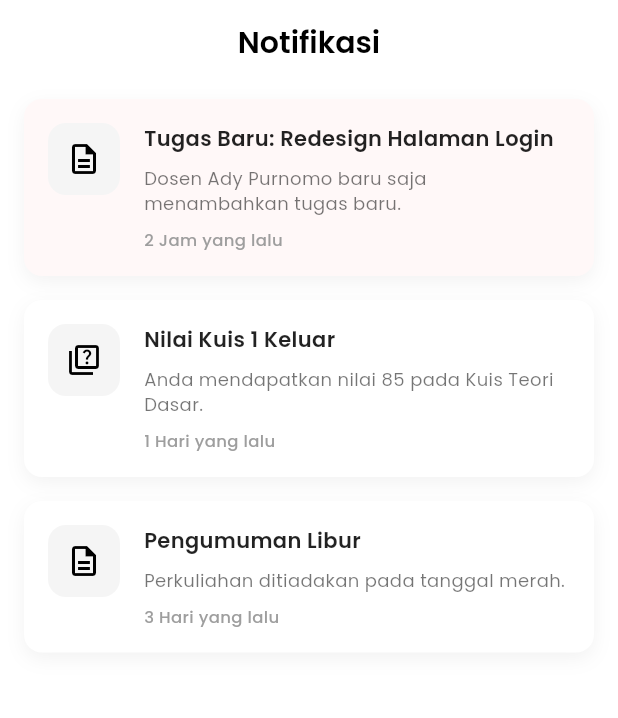
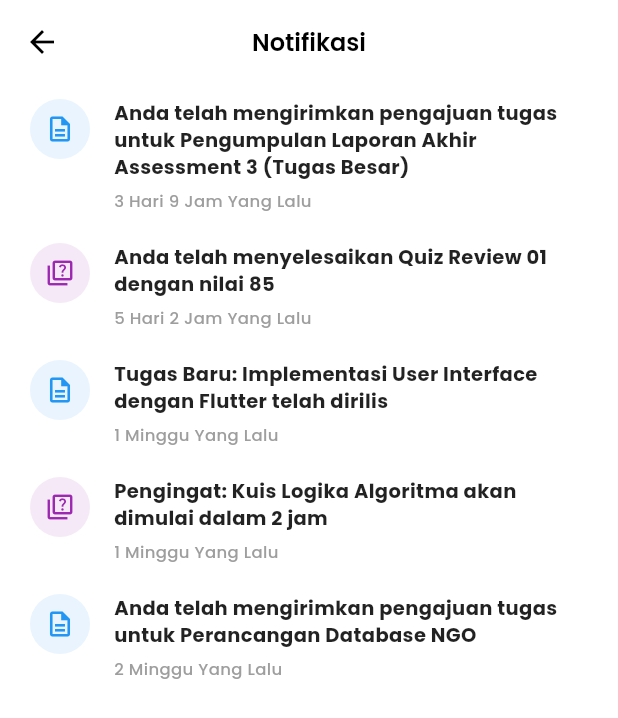
Before and after one commit to muzammilbinmarsuhen/Project-Uas-Celoe_Community, a Flutter app: the NotifikasiPage screen opened by its route, on a phone screen of 412 x 824 dp. Shown: the top 718 px of the screen. Run offline on Flutter 3.47's test engine with Material 3 defaults, Android fonts, the phone set to English and light mode, and no system bars; our stand-ins replace file_picker, flutter_riverpod, google_fonts, image_picker, shared_preferences; accounts and stored records are empty.

Commit message:
Perbaikan halaman Notifikasi 2

```diff
--- a/lib/features/notification/notification_page.dart
+++ b/lib/features/notification/notification_page.dart
@@ -1,7 +1,5 @@
 import 'package:flutter/material.dart';
 import 'package:google_fonts/google_fonts.dart';
-import '../../core/data/dummy_data.dart'; // Dummy Data
-
 
 class NotifikasiPage extends StatefulWidget {
   const NotifikasiPage({super.key});
@@ -12,15 +10,42 @@ class NotifikasiPage extends StatefulWidget {
 
 class _NotifikasiPageState extends State<NotifikasiPage> with SingleTickerProviderStateMixin {
   late AnimationController _controller;
-  // Use Dummy Data directly
-  final List<Map<String, dynamic>> _notifications = DummyData.notifications;
+
+  // Static Dummy Data as per request (mocking Kuis/Tugas types)
+  final List<Map<String, dynamic>> _notifications = [
+    {
+      'type': 'tugas', // 'tugas' or 'kuis'
+      'title': 'Anda telah mengirimkan pengajuan tugas untuk Pengumpulan Laporan Akhir Assessment 3 (Tugas Besar)',
+      'time': '3 Hari 9 Jam Yang Lalu',
+    },
+    {
+      'type': 'kuis',
+      'title': 'Anda telah menyelesaikan Quiz Review 01 dengan nilai 85',
+      'time': '5 Hari 2 Jam Yang Lalu',
+    },
+    {
+      'type': 'tugas',
+      'title': 'Tugas Baru: Implementasi User Interface dengan Flutter telah dirilis',
+      'time': '1 Minggu Yang Lalu',
+    },
+    {
+      'type': 'kuis',
+      'title': 'Pengingat: Kuis Logika Algoritma akan dimulai dalam 2 jam',
+      'time': '1 Minggu Yang Lalu',
+    },
+     {
+      'type': 'tugas',
+      'title': 'Anda telah mengirimkan pengajuan tugas untuk Perancangan Database NGO',
+      'time': '2 Minggu Yang Lalu',
+    },
+  ];
 
   @override
   void initState() {
     super.initState();
     _controller = AnimationController(
       vsync: this,
-      duration: const Duration(milliseconds: 800),
+      duration: const Duration(milliseconds: 600),
     );
     _controller.forward();
   }
@@ -36,38 +61,33 @@ class _NotifikasiPageState extends State<NotifikasiPage> with SingleTickerProvid
     return Scaffold(
       backgroundColor: Colors.white,
       appBar: AppBar(
-        // leading: IconButton(
-        //   icon: const Icon(Icons.arrow_back, color: Colors.black),
-        //   onPressed: () => Navigator.of(context).pop(),
-        // ), // No back button needed if it's a main tab
-        automaticallyImplyLeading: false,
+        leading: IconButton(
+          icon: const Icon(Icons.arrow_back, color: Colors.black),
+          onPressed: () => Navigator.of(context).pop(),
+        ),
         title: Text(
           'Notifikasi',
           style: GoogleFonts.poppins(
             color: Colors.black,
             fontWeight: FontWeight.w600,
-            fontSize: 20,
+            fontSize: 16, // Matches "Notifikasi" title size typical in design
           ),
         ),
         centerTitle: true,
         backgroundColor: Colors.white,
         elevation: 0,
+        scrolledUnderElevation: 0, // Sticky behavior without shadow color change
       ),
-      body: _notifications.isEmpty
-          ? Center(
-               child: Text(
-                 'Tidak ada notifikasi',
-                 style: GoogleFonts.poppins(color: Colors.grey),
-               ),
-            )
-          : ListView.builder(
-            padding: const EdgeInsets.symmetric(horizontal: 16.0, vertical: 10.0),
+      body: ListView.separated(
+        padding: const EdgeInsets.symmetric(horizontal: 20, vertical: 10),
         itemCount: _notifications.length,
+        separatorBuilder: (context, index) => const SizedBox(height: 20), // Padding between items
         itemBuilder: (context, index) {
           final item = _notifications[index];
+
           return SlideTransition(
             position: Tween<Offset>(
-                  begin: const Offset(0, 0.5),
+              begin: const Offset(0, 0.2), // Slight slide up
               end: Offset.zero,
             ).animate(
               CurvedAnimation(
@@ -75,7 +95,7 @@ class _NotifikasiPageState extends State<NotifikasiPage> with SingleTickerProvid
                 curve: Interval(
                   index * 0.1,
                   1.0,
-                      curve: Curves.easeOutCubic,
+                  curve: Curves.easeOutQuad
                 ),
               ),
             ),
@@ -86,109 +106,68 @@ class _NotifikasiPageState extends State<NotifikasiPage> with SingleTickerProvid
                   curve: Interval(
                     index * 0.1,
                     1.0,
-                        curve: Curves.easeOut,
+                    curve: Curves.easeOut
                   ),
                 ),
               ),
-                  child: _NotificationCard(item: item),
+              child: _buildNotificationItem(context, item),
             ),
           );
         },
       ),
     );
   }
-}
 
-class _NotificationCard extends StatelessWidget {
-  final Map<String, dynamic> item;
+  Widget _buildNotificationItem(BuildContext context, Map<String, dynamic> item) {
+    bool isTask = item['type'] == 'tugas';
 
-  const _NotificationCard({required this.item});
-
-  @override
-  Widget build(BuildContext context) {
-    final title = item['title'] as String;
-    final body = item['body'] as String;
-    final date = item['date'] as String;
-    final isRead = item['isRead'] as bool;
-
-    return Container(
-      margin: const EdgeInsets.only(bottom: 16.0),
-      decoration: BoxDecoration(
-        color: isRead ? Colors.white : const Color(0xFFFFF8F8), // Highlight unread
-        borderRadius: BorderRadius.circular(12),
-        boxShadow: [
-          BoxShadow(
-            color: Colors.black.withValues(alpha: 0.05),
-            blurRadius: 10,
-            offset: const Offset(0, 4),
-          ),
-        ],
-      ),
-      child: Material(
-        color: Colors.transparent,
-        child: InkWell(
-          borderRadius: BorderRadius.circular(12),
+    return InkWell(
       onTap: () {
-             // Mock Navigation based on title string (Simple logic for now)
-             if (title.contains('Redesign')) {
+        // Placeholder navigation
         ScaffoldMessenger.of(context).showSnackBar(
-                   const SnackBar(content: Text('Detail tugas akan segera hadir')),
+           const SnackBar(content: Text('Navigate to Detail...')),
         );
-             } else {
-                 ScaffoldMessenger.of(context).showSnackBar(
-                   const SnackBar(content: Text('Detail notifikasi')),
-                 );
-             }
       },
-          highlightColor: const Color(0xFFB22222).withValues(alpha: 0.1),
-          splashColor: const Color(0xFFB22222).withValues(alpha: 0.1),
-          child: Padding(
-            padding: const EdgeInsets.all(16.0),
+      borderRadius: BorderRadius.circular(8),
       child: Row(
         crossAxisAlignment: CrossAxisAlignment.start,
         children: [
+          // Icon Left
           Container(
-                  padding: const EdgeInsets.all(12),
+             width: 40,
+             height: 40,
              decoration: BoxDecoration(
-                    color: const Color(0xFFF5F5F5),
-                    borderRadius: BorderRadius.circular(12),
+                color: isTask ? Colors.blue.withValues(alpha: 0.1) : Colors.purple.withValues(alpha: 0.1),
+                shape: BoxShape.circle,
              ),
              child: Icon(
-                    title.toLowerCase().contains('kuis') || title.toLowerCase().contains('quiz')
-                        ? Icons.quiz_outlined
-                        : Icons.description_outlined,
-                    color: Colors.black,
-                    size: 24,
+                isTask ? Icons.description_outlined : Icons.quiz_outlined,
+                color: isTask ? Colors.blue : Colors.purple,
+                size: 20,
              ),
           ),
           const SizedBox(width: 16),
+
+          // Right Content
           Expanded(
             child: Column(
               crossAxisAlignment: CrossAxisAlignment.start,
               children: [
                 Text(
-                        title,
+                  item['title'],
                   style: GoogleFonts.poppins(
-                          fontSize: 14,
-                          fontWeight: FontWeight.w600,
+                    fontSize: 13, // Readability for multi-line
+                    fontWeight: FontWeight.bold, // Title Bold
                     color: Colors.black87,
                     height: 1.4,
                   ),
                 ),
-                      const SizedBox(height: 8),
+                const SizedBox(height: 6),
                 Text(
-                        body,
-                         style: GoogleFonts.poppins(
-                          fontSize: 12,
-                          color: Colors.black54,
-                        ),
-                      ),
-                      const SizedBox(height: 8),
-                      Text(
-                        date,
+                  item['time'],
                   style: GoogleFonts.poppins(
                     fontSize: 11,
-                          color: Colors.grey[500],
+                    color: Colors.grey[500], // Muted time
                     fontWeight: FontWeight.w500,
                   ),
                 ),
@@ -197,9 +176,6 @@ class _NotificationCard extends StatelessWidget {
           ),
         ],
       ),
-          ),
-        ),
-      ),
     );
   }
 }
```
Lines whose indentation alone changed are shown as unchanged.
